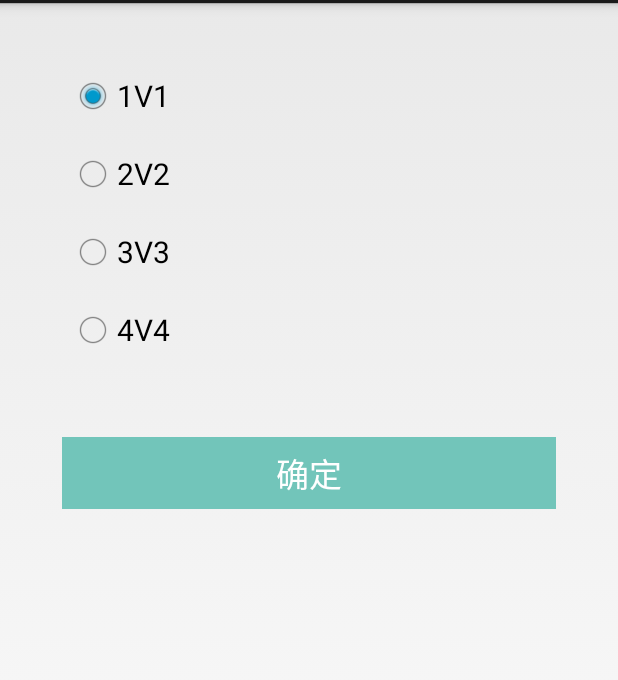
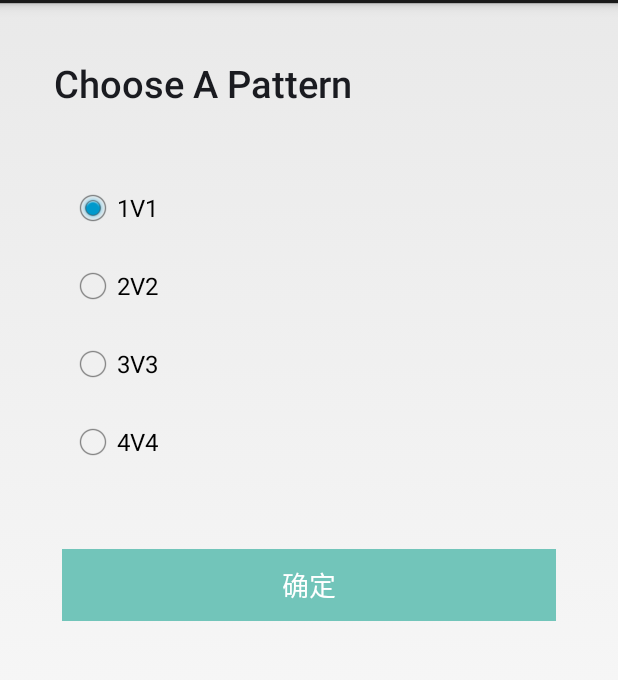
Before and after one commit to WYK765331852/TankBattles, an Android app: the screen it shows after launch (MainActivity), on a phone screen of 412 x 824 dp, the part 69-749 px from its top. Run offline under Robolectric (Android 15) with nearby library versions, the phone set to English and light mode, and no system bars; our stand-ins replace CircleImageView.

Commit message:
change UI

```diff
--- a/app/src/main/AndroidManifest.xml
+++ b/app/src/main/AndroidManifest.xml
@@ -18,7 +18,7 @@
         android:allowBackup="true"
         android:icon="@drawable/ic_launcher"
         android:label="TANK"
-        android:theme="@style/AppTheme"
+        android:theme="@style/AppBaseTheme"
         tools:ignore="AllowBackup,GoogleAppIndexingWarning">
         <activity android:name=".MainActivity">
             <intent-filter>
--- a/app/src/main/java/com/tju/tank/view/LifeView.java
+++ b/app/src/main/java/com/tju/tank/view/LifeView.java
@@ -47,9 +47,9 @@ public class LifeView extends View {
         int y = getTop();
 
         Paint paintB = new Paint();
-        paintB.setColor(Color.GREEN);
+        paintB.setColor(Color.WHITE);
         paintB.setStyle(Paint.Style.STROKE);
-        paintB.setStrokeWidth(5);
+        paintB.setStrokeWidth(3);
         canvas.drawRect(x, y, x + width, y + height, paintB);
         Paint paintL = new Paint();
         paintL.setColor(color);
--- a/app/src/main/res/layout/pre_layout.xml
+++ b/app/src/main/res/layout/pre_layout.xml
@@ -8,6 +8,14 @@
     android:paddingTop="@dimen/activity_vertical_margin"
     android:paddingRight="@dimen/activity_horizontal_margin"
     android:paddingBottom="@dimen/activity_vertical_margin">
+
+    <TextView
+        style="@style/TextAppearance.Compat.Notification.Title"
+        android:layout_width="wrap_content"
+        android:layout_height="wrap_content"
+        android:layout_margin="20dp"
+        android:text="Choose A Pattern"
+        android:textSize="25sp" />
 
     <RadioGroup
         android:id="@+id/playmodel"
@@ -21,41 +29,36 @@
             android:layout_height="wrap_content"
             android:layout_margin="10dp"
             android:checked="true"
-            android:text="1V1"
-            android:textSize="20sp" />
+            android:text="1V1" />
 
         <RadioButton
             android:id="@+id/m_2v2"
             android:layout_width="wrap_content"
             android:layout_height="wrap_content"
             android:layout_margin="10dp"
-            android:text="2V2"
-            android:textSize="20sp" />
+            android:text="2V2" />
 
         <RadioButton
             android:id="@+id/m_3v3"
             android:layout_width="wrap_content"
             android:layout_height="wrap_content"
             android:layout_margin="10dp"
-            android:text="3V3"
-            android:textSize="20sp" />
+            android:text="3V3" />
 
         <RadioButton
             android:id="@+id/m_4v4"
             android:layout_width="wrap_content"
             android:layout_height="wrap_content"
             android:layout_margin="10dp"
-            android:text="4V4"
-            android:textSize="20sp" />
+            android:text="4V4" />
     </RadioGroup>
 
     <Button
         android:id="@+id/btn_main_ok"
-        android:textColor="#FFFFFF"
-        android:background="#72C5BA"
         android:layout_width="match_parent"
         android:layout_height="wrap_content"
         android:layout_margin="25dp"
+        android:background="@color/theme"
         android:text="确定"
-        android:textSize="22sp" />
+        android:textColor="#FFFFFF" />
 </LinearLayout>
```
Also changed, not shown: app/src/main/java/com/tju/tank/control/ControlActivity.java (+16 -3 lines), app/src/main/res/layout/activity_main.xml (+29 -20 lines), app/src/main/res/layout/choosetank_layout.xml (+57 -49 lines), app/src/main/res/values/colors.xml (added, +8 -0 lines), app/src/main/res/drawable-hdpi/bullet.jpg (added), app/src/main/res/drawable-hdpi/bullet.png (deleted), 1 other file.
